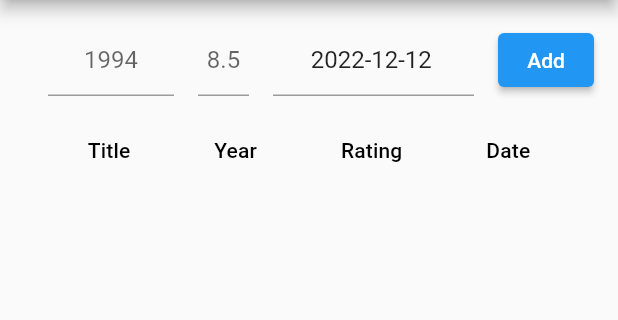
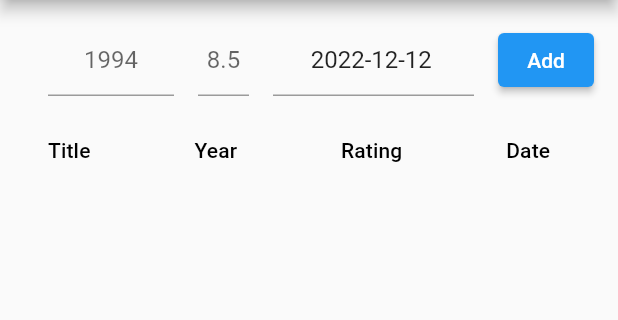
Before and after one commit to ddascalescu/app-film-ratings, a Flutter app: the screen it shows after launch, on a phone screen of 412 x 824 dp, the part 84-404 px from its top. Run offline on Flutter 3.47's test engine with Material 2 defaults, Android fonts, the phone set to English and light mode, and no system bars.

Commit message:
Made table fill entire width

```diff
--- a/files/app_film_ratings/lib/main.dart
+++ b/files/app_film_ratings/lib/main.dart
@@ -57,6 +57,7 @@ class _RatingsTableState extends State<RatingsTable> {
   @override
   Widget build(BuildContext context) {
     return Column(children: [
+      /* Entries row */
       Row(
         children: [
           /* ENTRY: Film title */
@@ -131,6 +132,7 @@ class _RatingsTableState extends State<RatingsTable> {
             )
           ),
 
+          /* BUTTON: Add rating */
           Padding(
             padding: const EdgeInsets.all(8.0),
             child: ElevatedButton(
@@ -163,7 +165,11 @@ class _RatingsTableState extends State<RatingsTable> {
         ]
       ),
 
-      Expanded(
+      /* Data table */
+      // TODO: make title the only column that expands
+      // TODO: might not need this hack, maybe just row and expanded
+      Row(children: [Expanded(child: SingleChildScrollView( // hack to make DataTable fit width
+        scrollDirection: Axis.vertical,
         child: DataTable(
           columns: const [
             DataColumn(label: Text('Title')),
@@ -180,7 +186,7 @@ class _RatingsTableState extends State<RatingsTable> {
                   ]))
               .toList()
         )
-      )
+      ))])
     ]);
   }
 
```
